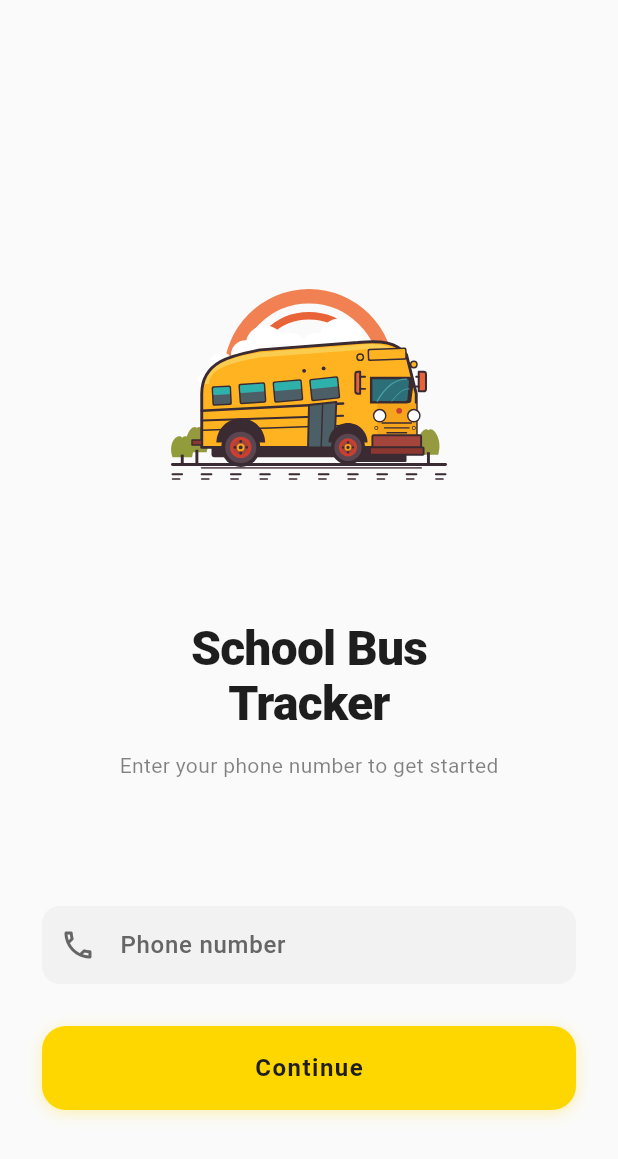
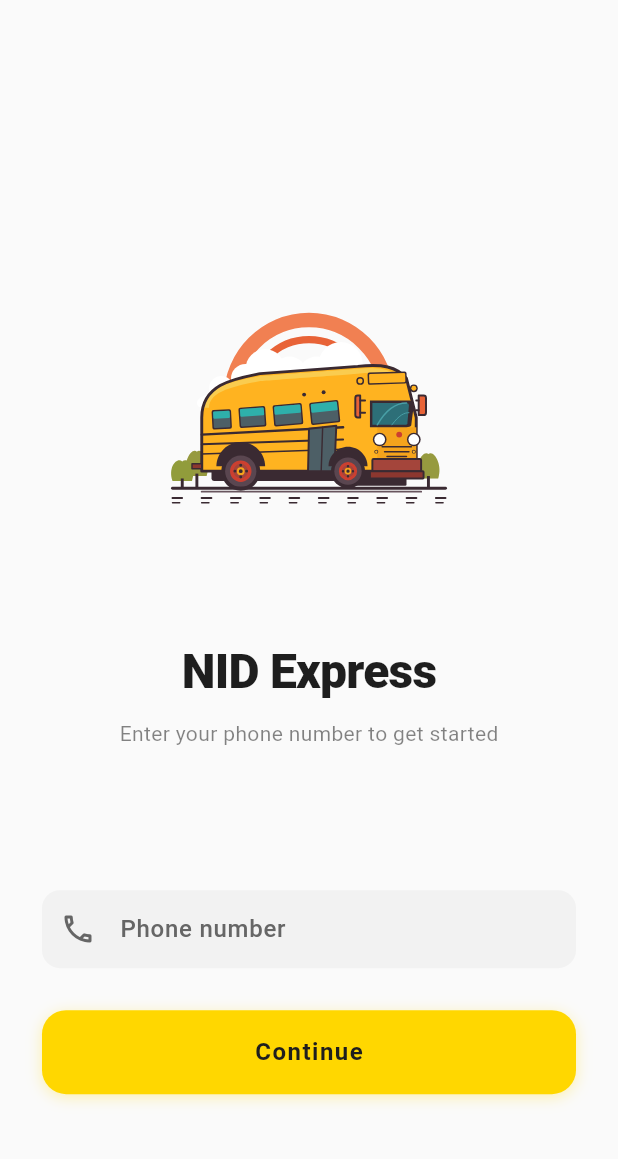
Before and after one commit to PasinduAnjana/school_bus_tracker, a Flutter app: the screen it shows after launch, on a phone screen of 412 x 824 dp. Shown: the top 1159 px of the screen. Run offline on Flutter 3.47's test engine with Material 3 defaults, Android fonts, the phone set to English and light mode, and no system bars; our stand-ins replace flutter_dotenv, flutter_local_notifications, flutter_map, latlong2, location, lottie and 2 more; missing offline and left inert: flutter_background_service; accounts and stored records are empty.

Commit message:
Change app name

```diff
--- a/lib/app.dart
+++ b/lib/app.dart
@@ -41,7 +41,7 @@ class App extends StatelessWidget {
 
         return MaterialApp(
           key: ValueKey(auth.status),
-          title: 'School Bus Tracker',
+          title: 'NID Express',
           debugShowCheckedModeBanner: false,
           theme: AppTheme.light,
           home: home,
--- a/lib/screens/login_screen.dart
+++ b/lib/screens/login_screen.dart
@@ -86,7 +86,7 @@ class _LoginScreenState extends State<LoginScreen>
                   ),
                   const SizedBox(height: 28),
                   Text(
-                    'School Bus\nTracker',
+                    'NID Express',
                     textAlign: TextAlign.center,
                     style: Theme.of(context).textTheme.headlineLarge?.copyWith(
                       fontWeight: FontWeight.w800,
--- a/lib/services/background_service.dart
+++ b/lib/services/background_service.dart
@@ -15,7 +15,7 @@ void backgroundServiceEntrypoint() {
       onStart: _onStart,
       autoStart: false,
       isForegroundMode: true,
-      initialNotificationTitle: 'School Bus Tracker',
+      initialNotificationTitle: 'NID Express',
       initialNotificationContent: 'Trip tracking active',
       foregroundServiceNotificationId: _serviceNotificationId,
       foregroundServiceTypes: [AndroidForegroundType.location],
@@ -40,7 +40,7 @@ void _onStart(ServiceInstance service) async {
   service.on('updateNotification').listen((event) {
     if (service is AndroidServiceInstance && event is Map<String, dynamic>) {
       service.setForegroundNotificationInfo(
-        title: event['title'] as String? ?? 'School Bus Tracker',
+        title: event['title'] as String? ?? 'NID Express',
         content: event['content'] as String? ?? '',
       );
     }
```
Also changed, not shown: 6 other files.
